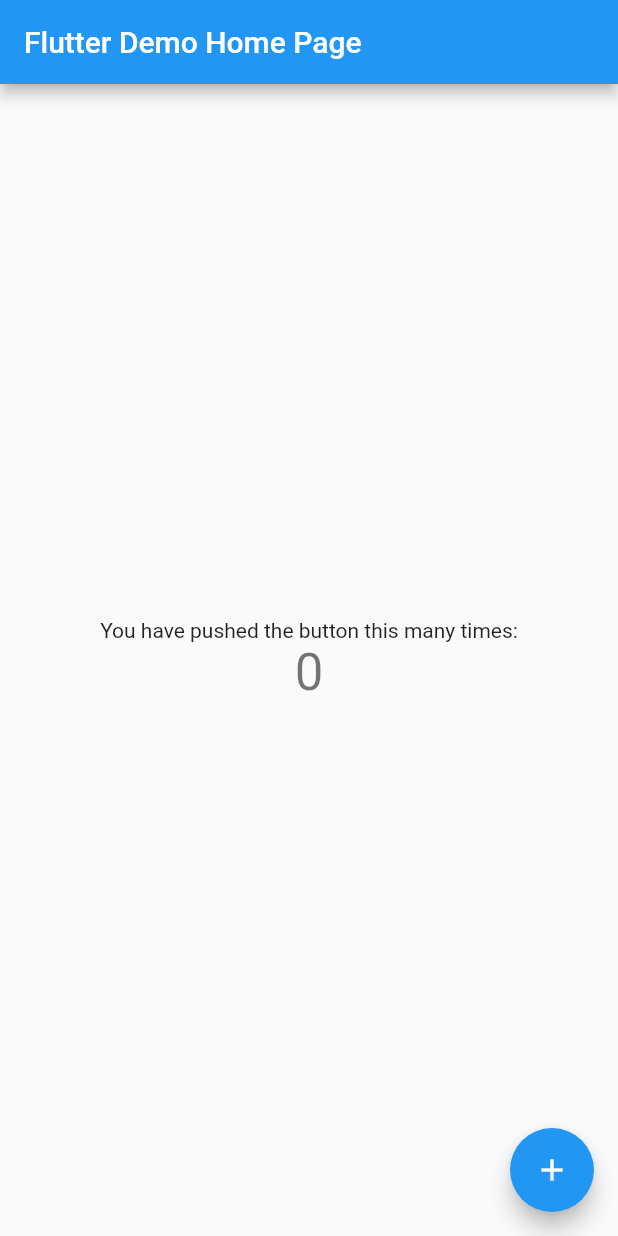
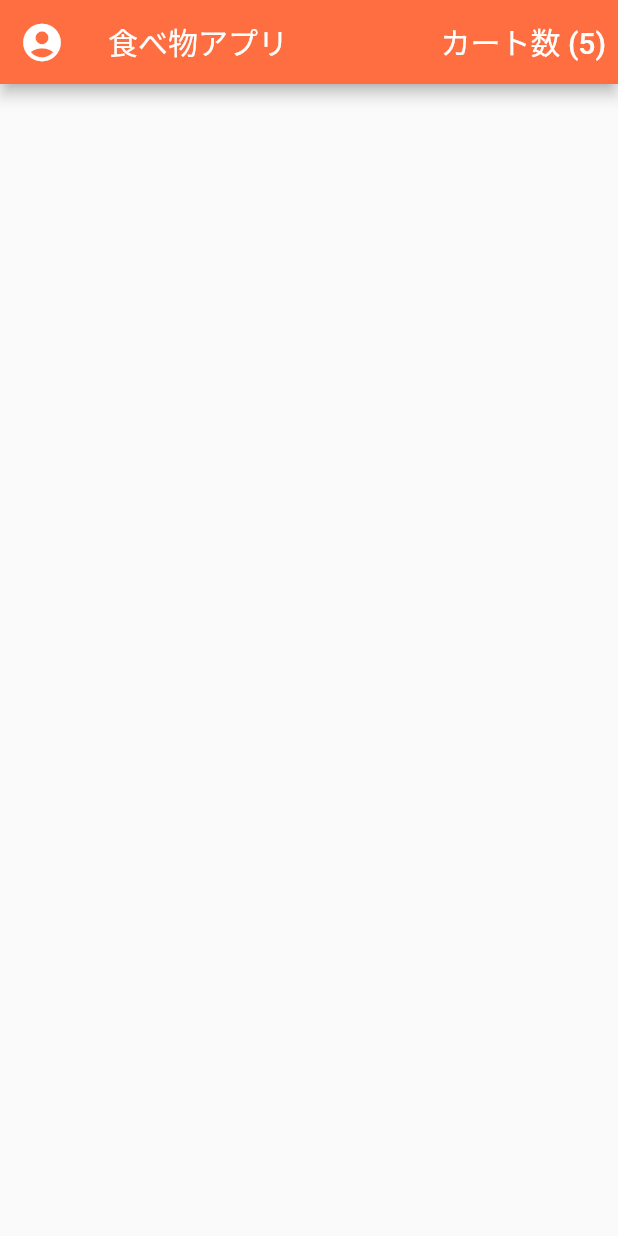
Before and after one commit to hideokawahara/flutter_food_delivery_ui-main, a Flutter app: the screen it shows after launch, on a phone screen of 412 x 824 dp. Run offline on Flutter 3.47's test engine with Material 2 defaults, Android fonts, the phone set to English and light mode, and no system bars.

Commit message:
feat: ホーム画面とアップバーを作成

```diff
--- a/lib/main.dart
+++ b/lib/main.dart
@@ -1,4 +1,5 @@
 import 'package:flutter/material.dart';
+import 'package:flutter_food_delivery_ui/screens/home_screen.dart';
 
 void main() {
   runApp(MyApp());
@@ -9,109 +10,13 @@ class MyApp extends StatelessWidget {
   @override
   Widget build(BuildContext context) {
     return MaterialApp(
-      title: 'Flutter Demo',
+      title: '食べ物アプリのUI',
+      debugShowCheckedModeBanner: false,
       theme: ThemeData(
-        // This is the theme of your application.
-        //
-        // Try running your application with "flutter run". You'll see the
-        // application has a blue toolbar. Then, without quitting the app, try
-        // changing the primarySwatch below to Colors.green and then invoke
-        // "hot reload" (press "r" in the console where you ran "flutter run",
-        // or simply save your changes to "hot reload" in a Flutter IDE).
-        // Notice that the counter didn't reset back to zero; the application
-        // is not restarted.
-        primarySwatch: Colors.blue,
-        // This makes the visual density adapt to the platform that you run
-        // the app on. For desktop platforms, the controls will be smaller and
-        // closer together (more dense) than on mobile platforms.
-        visualDensity: VisualDensity.adaptivePlatformDensity,
+        scaffoldBackgroundColor: Colors.grey[50],
+        primaryColor: Colors.deepOrangeAccent,
       ),
-      home: MyHomePage(title: 'Flutter Demo Home Page'),
+      home: HomeScreen(),
     );
   }
 }
-
-class MyHomePage extends StatefulWidget {
-  MyHomePage({Key key, this.title}) : super(key: key);
-
-  // This widget is the home page of your application. It is stateful, meaning
-  // that it has a State object (defined below) that contains fields that affect
-  // how it looks.
-
-  // This class is the configuration for the state. It holds the values (in this
-  // case the title) provided by the parent (in this case the App widget) and
-  // used by the build method of the State. Fields in a Widget subclass are
-  // always marked "final".
-
-  final String title;
-
-  @override
-  _MyHomePageState createState() => _MyHomePageState();
-}
-
-class _MyHomePageState extends State<MyHomePage> {
-  int _counter = 0;
-
-  void _incrementCounter() {
-    setState(() {
-      // This call to setState tells the Flutter framework that something has
-      // changed in this State, which causes it to rerun the build method below
-      // so that the display can reflect the updated values. If we changed
-      // _counter without calling setState(), then the build method would not be
-      // called again, and so nothing would appear to happen.
-      _counter++;
-    });
-  }
-
-  @override
-  Widget build(BuildContext context) {
-    // This method is rerun every time setState is called, for instance as done
-    // by the _incrementCounter method above.
-    //
-    // The Flutter framework has been optimized to make rerunning build methods
-    // fast, so that you can just rebuild anything that needs updating rather
-    // than having to individually change instances of widgets.
-    return Scaffold(
-      appBar: AppBar(
-        // Here we take the value from the MyHomePage object that was created by
-        // the App.build method, and use it to set our appbar title.
-        title: Text(widget.title),
-      ),
-      body: Center(
-        // Center is a layout widget. It takes a single child and positions it
-        // in the middle of the parent.
-        child: Column(
-          // Column is also a layout widget. It takes a list of children and
-          // arranges them vertically. By default, it sizes itself to fit its
-          // children horizontally, and tries to be as tall as its parent.
-          //
-          // Invoke "debug painting" (press "p" in the console, choose the
-          // "Toggle Debug Paint" action from the Flutter Inspector in Android
-          // Studio, or the "Toggle Debug Paint" command in Visual Studio Code)
-          // to see the wireframe for each widget.
-          //
-          // Column has various properties to control how it sizes itself and
-          // how it positions its children. Here we use mainAxisAlignment to
-          // center the children vertically; the main axis here is the vertical
-          // axis because Columns are vertical (the cross axis would be
-          // horizontal).
-          mainAxisAlignment: MainAxisAlignment.center,
-          children: <Widget>[
-            Text(
-              'You have pushed the button this many times:',
-            ),
-            Text(
-              '$_counter',
-              style: Theme.of(context).textTheme.headline4,
-            ),
-          ],
-        ),
-      ),
-      floatingActionButton: FloatingActionButton(
-        onPressed: _incrementCounter,
-        tooltip: 'Increment',
-        child: Icon(Icons.add),
-      ), // This trailing comma makes auto-formatting nicer for build methods.
-    );
-  }
-}
--- /dev/null
+++ b/lib/screens/home_screen.dart
@@ -0,0 +1,35 @@
+import 'package:flutter/material.dart';
+import 'package:flutter_food_delivery_ui/data/data.dart';
+
+class HomeScreen extends StatefulWidget {
+  @override
+  _HomeScreenState createState() => _HomeScreenState();
+}
+
+class _HomeScreenState extends State<HomeScreen> {
+  @override
+  Widget build(BuildContext context) {
+    return Scaffold(
+      appBar: AppBar(
+        leading: IconButton(
+          icon: Icon(Icons.account_circle),
+          iconSize: 30.0,
+          onPressed: () {},
+        ),
+        title: Text('食べ物アプリ'),
+        actions: <Widget>[
+          TextButton(
+            child: Text(
+              'カート数 (${currentUser.cart.length})',
+              style: TextStyle(
+                color: Colors.white,
+                fontSize: 20.0,
+              ),
+            ),
+            onPressed: () {},
+          ),
+        ],
+      ),
+    );
+  }
+}
```
Also changed, not shown: 1 other file.
